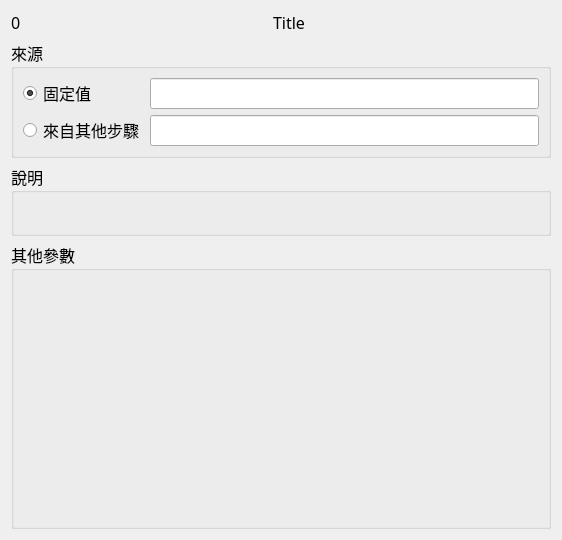
This is ui/trigger.ui in willy11342002/hotkeyMiddle as Qt 5 draws it before an edit. The edited form follows.
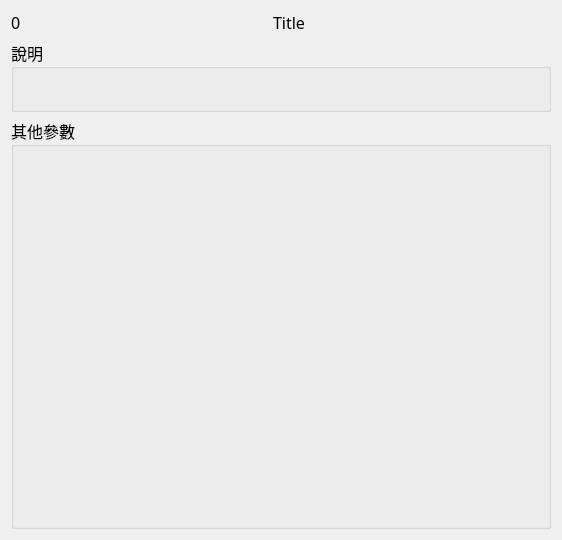
This is the edited form. Custom widgets are drawn as their Qt base class.

The edit to the form file:
```diff
--- a/ui/trigger.ui
+++ b/ui/trigger.ui
@@ -53,48 +53,6 @@
      </item>
     </layout>
    </item>
-   <item>
-    <widget class="QGroupBox" name="groupBox">
-     <property name="sizePolicy">
-      <sizepolicy hsizetype="Preferred" vsizetype="Fixed">
-       <horstretch>0</horstretch>
-       <verstretch>0</verstretch>
-      </sizepolicy>
-     </property>
-     <property name="title">
-      <string>來源</string>
-     </property>
-     <layout class="QFormLayout" name="formLayout">
-      <item row="2" column="1">
-       <widget class="SourceEdit" name="le_source_variable">
-        <property name="enabled">
-         <bool>true</bool>
-        </property>
-       </widget>
-      </item>
-      <item row="1" column="1">
-       <widget class="QLineEdit" name="le_source_fixed"/>
-      </item>
-      <item row="1" column="0">
-       <widget class="QRadioButton" name="rb_source_fixed">
-        <property name="text">
-         <string>固定值</string>
-        </property>
-        <property name="checked">
-         <bool>true</bool>
-        </property>
-       </widget>
-      </item>
-      <item row="2" column="0">
-       <widget class="QRadioButton" name="rb_source_variable">
-        <property name="text">
-         <string>來自其他步驟</string>
-        </property>
-       </widget>
-      </item>
-     </layout>
-    </widget>
-   </item>
    <item>
     <widget class="QGroupBox" name="groupBox_3">
      <property name="title">
@@ -136,13 +94,6 @@
    </item>
   </layout>
  </widget>
- <customwidgets>
-  <customwidget>
-   <class>SourceEdit</class>
-   <extends>QLineEdit</extends>
-   <header>components</header>
-  </customwidget>
- </customwidgets>
  <resources/>
  <connections/>
 </ui>
```
